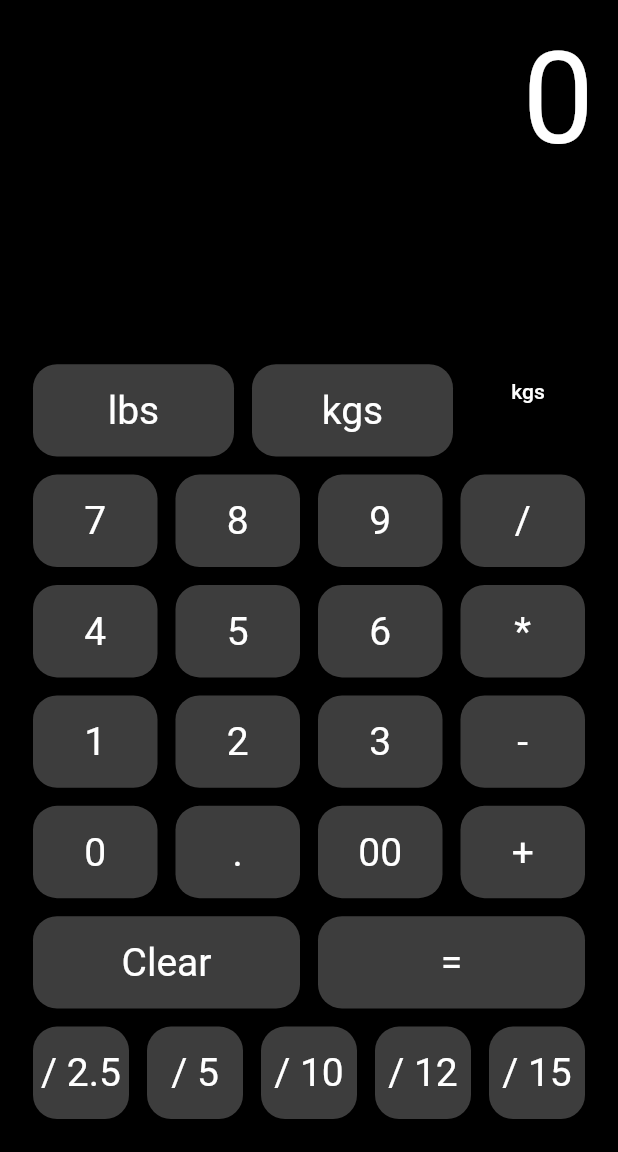
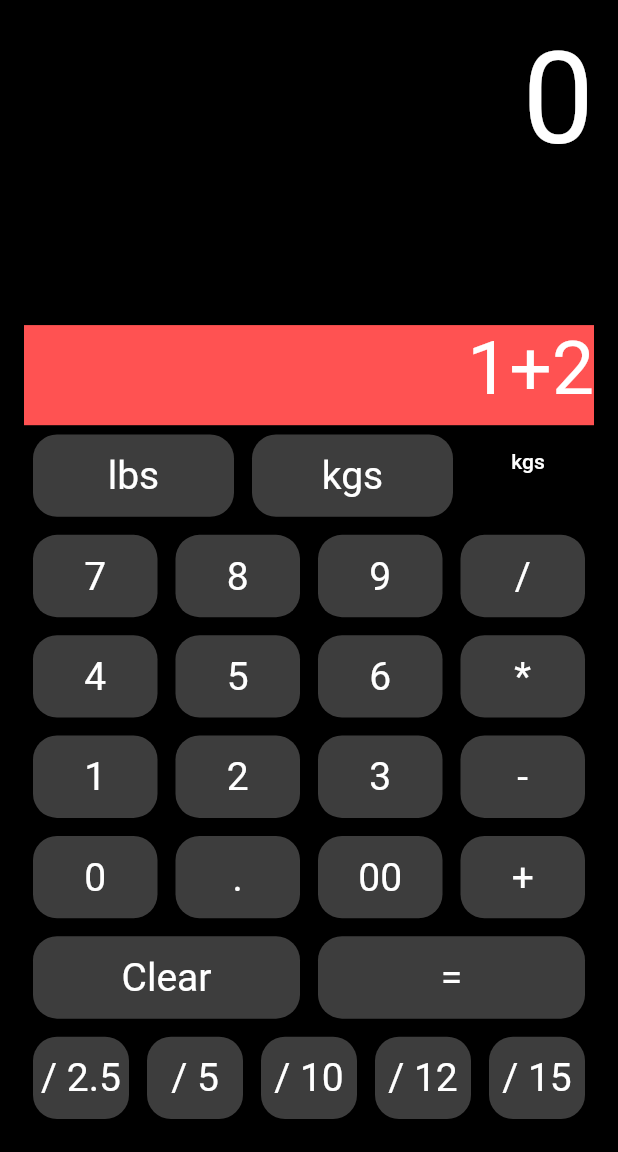
Before and after one commit to CBennett15/WeightCalculatorFlutter, a Flutter app: the screen it shows after launch, on a phone screen of 412 x 824 dp, the part 84-1236 px from its top. Run offline on Flutter 3.47's test engine with Material 2 defaults, Android fonts, the phone set to English and light mode, and no system bars.

Commit message:
hard code equation screen

```diff
--- a/lib/calculator.dart
+++ b/lib/calculator.dart
@@ -9,7 +9,7 @@ class Calculator extends StatefulWidget {
 class CalculatorState extends State<Calculator> {
   String result = "0";
   String weight = 'kg';
-  String equation = "";
+  String equation = "1+2";
 
   @override
   Widget build(BuildContext context) {
@@ -35,6 +35,17 @@ class CalculatorState extends State<Calculator> {
                       height: double.infinity,
                       width: double.infinity,
                       color: Colors.black,
+                    ),
+                  ),
+                  Flexible(
+                    flex: 1,
+                    child: Container(
+                      child: Text(equation,
+                          style: TextStyle(fontSize: 50.0),
+                          textAlign: TextAlign.right),
+                      height: double.infinity,
+                      width: double.infinity,
+                      color: Colors.redAccent,
                     ),
                   ),
                   Flexible(
```
